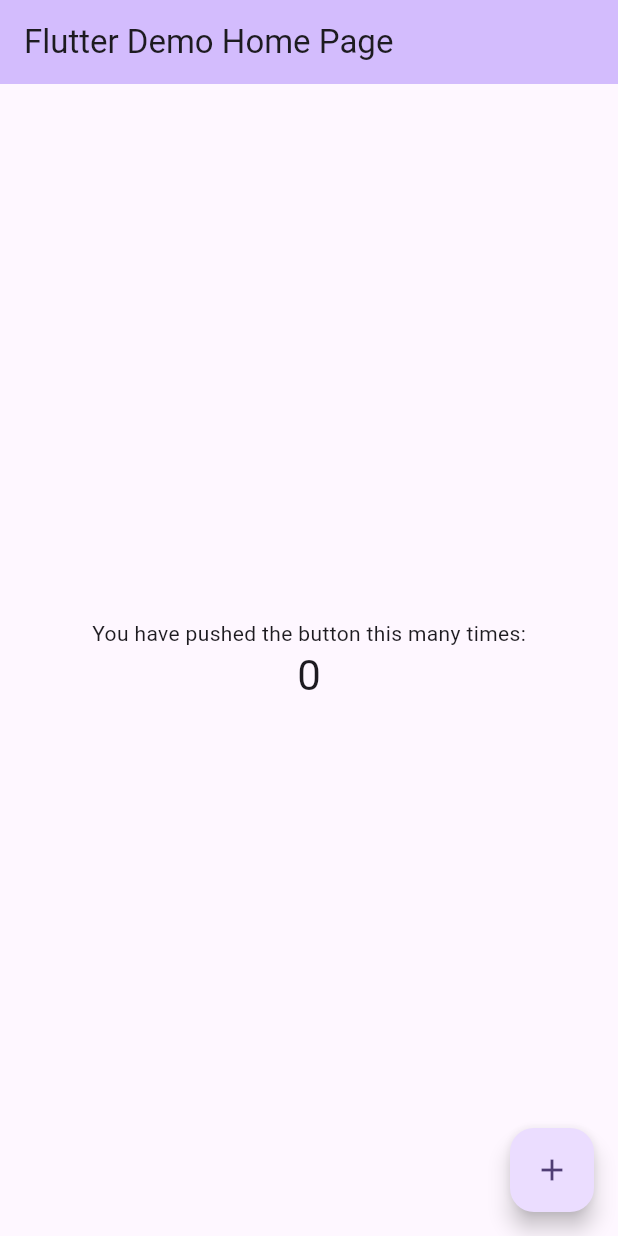
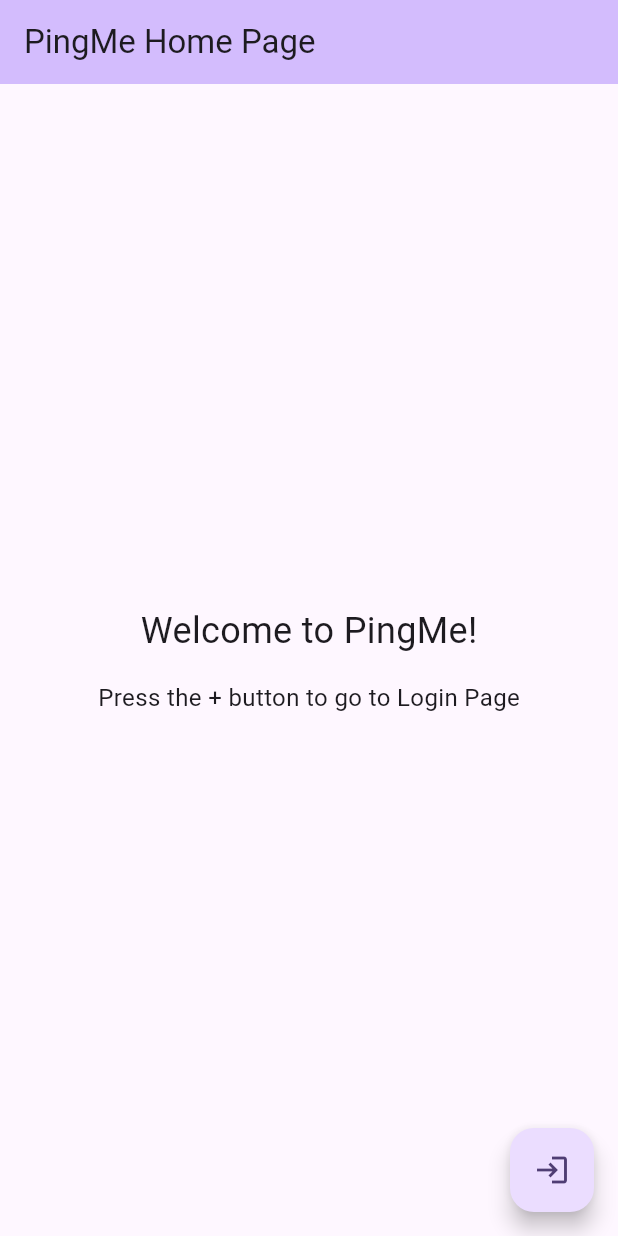
Before and after one commit to hyejiiniing/lck_board, a Flutter app: the screen it shows after launch, on a phone screen of 412 x 824 dp. Run offline on Flutter 3.47's test engine with Material 3 defaults, Android fonts, the light colour scheme and no system bars.

```diff
--- a/lib/main.dart
+++ b/lib/main.dart
@@ -1,4 +1,5 @@
 import 'package:flutter/material.dart';
+import 'package:ping_me/pages/login_page.dart';
 
 void main() {
   runApp(const MyApp());
@@ -7,45 +8,21 @@ void main() {
 class MyApp extends StatelessWidget {
   const MyApp({super.key});
 
-  // This widget is the root of your application.
   @override
   Widget build(BuildContext context) {
     return MaterialApp(
-      title: 'Flutter Demo',
+      title: 'PingMe App',
       theme: ThemeData(
-        // This is the theme of your application.
-        //
-        // TRY THIS: Try running your application with "flutter run". You'll see
-        // the application has a purple toolbar. Then, without quitting the app,
-        // try changing the seedColor in the colorScheme below to Colors.green
-        // and then invoke "hot reload" (save your changes or press the "hot
-        // reload" button in a Flutter-supported IDE, or press "r" if you used
-        // the command line to start the app).
-        //
-        // Notice that the counter didn't reset back to zero; the application
-        // state is not lost during the reload. To reset the state, use hot
-        // restart instead.
-        //
-        // This works for code too, not just values: Most code changes can be
-        // tested with just a hot reload.
         colorScheme: ColorScheme.fromSeed(seedColor: Colors.deepPurple),
+        useMaterial3: true,
       ),
-      home: const MyHomePage(title: 'Flutter Demo Home Page'),
+      home: const MyHomePage(title: 'PingMe Home Page'),
     );
   }
 }
 
 class MyHomePage extends StatefulWidget {
   const MyHomePage({super.key, required this.title});
-
-  // This widget is the home page of your application. It is stateful, meaning
-  // that it has a State object (defined below) that contains fields that affect
-  // how it looks.
-
-  // This class is the configuration for the state. It holds the values (in this
-  // case the title) provided by the parent (in this case the App widget) and
-  // used by the build method of the State. Fields in a Widget subclass are
-  // always marked "final".
 
   final String title;
 
@@ -54,69 +31,41 @@ class MyHomePage extends StatefulWidget {
 }
 
 class _MyHomePageState extends State<MyHomePage> {
-  int _counter = 0;
-
-  void _incrementCounter() {
-    setState(() {
-      // This call to setState tells the Flutter framework that something has
-      // changed in this State, which causes it to rerun the build method below
-      // so that the display can reflect the updated values. If we changed
-      // _counter without calling setState(), then the build method would not be
-      // called again, and so nothing would appear to happen.
-      _counter++;
-    });
+  void _navigateToLoginPage() {
+    Navigator.push(
+      context,
+      MaterialPageRoute(builder: (context) => const LoginPage()),
+    );
   }
 
   @override
   Widget build(BuildContext context) {
-    // This method is rerun every time setState is called, for instance as done
-    // by the _incrementCounter method above.
-    //
-    // The Flutter framework has been optimized to make rerunning build methods
-    // fast, so that you can just rebuild anything that needs updating rather
-    // than having to individually change instances of widgets.
     return Scaffold(
       appBar: AppBar(
-        // TRY THIS: Try changing the color here to a specific color (to
-        // Colors.amber, perhaps?) and trigger a hot reload to see the AppBar
-        // change color while the other colors stay the same.
         backgroundColor: Theme.of(context).colorScheme.inversePrimary,
-        // Here we take the value from the MyHomePage object that was created by
-        // the App.build method, and use it to set our appbar title.
         title: Text(widget.title),
       ),
       body: Center(
-        // Center is a layout widget. It takes a single child and positions it
-        // in the middle of the parent.
         child: Column(
-          // Column is also a layout widget. It takes a list of children and
-          // arranges them vertically. By default, it sizes itself to fit its
-          // children horizontally, and tries to be as tall as its parent.
-          //
-          // Column has various properties to control how it sizes itself and
-          // how it positions its children. Here we use mainAxisAlignment to
-          // center the children vertically; the main axis here is the vertical
-          // axis because Columns are vertical (the cross axis would be
-          // horizontal).
-          //
-          // TRY THIS: Invoke "debug painting" (choose the "Toggle Debug Paint"
-          // action in the IDE, or press "p" in the console), to see the
-          // wireframe for each widget.
           mainAxisAlignment: MainAxisAlignment.center,
-          children: <Widget>[
-            const Text('You have pushed the button this many times:'),
+          children: const [
             Text(
-              '$_counter',
-              style: Theme.of(context).textTheme.headlineMedium,
+              'Welcome to PingMe!',
+              style: TextStyle(fontSize: 24),
+            ),
+            SizedBox(height: 16),
+            Text(
+              'Press the + button to go to Login Page',
+              style: TextStyle(fontSize: 16),
             ),
           ],
         ),
       ),
       floatingActionButton: FloatingActionButton(
-        onPressed: _incrementCounter,
-        tooltip: 'Increment',
-        child: const Icon(Icons.add),
-      ), // This trailing comma makes auto-formatting nicer for build methods.
+        onPressed: _navigateToLoginPage,
+        tooltip: 'Go to Login',
+        child: const Icon(Icons.login),
+      ),
     );
   }
 }
```
Also changed, not shown: lib/pages/login_page.dart (+43 -3 lines), pubspec.yaml (+4 -67 lines), assets/images/login/apple_logo.png, 1 other file.
